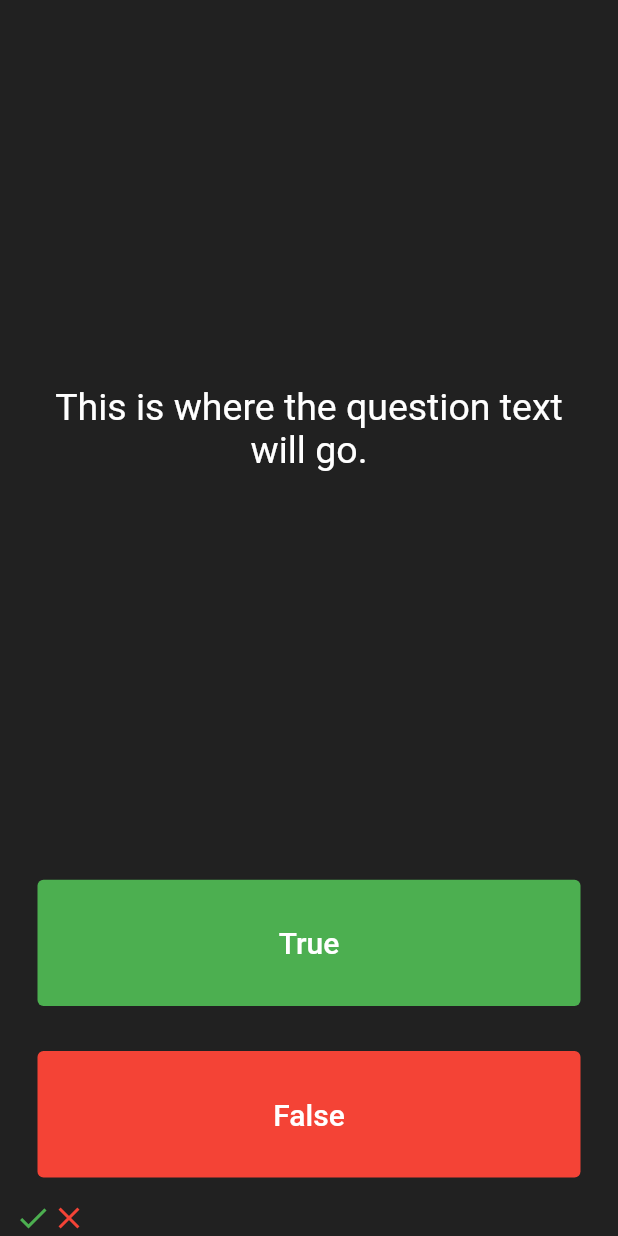
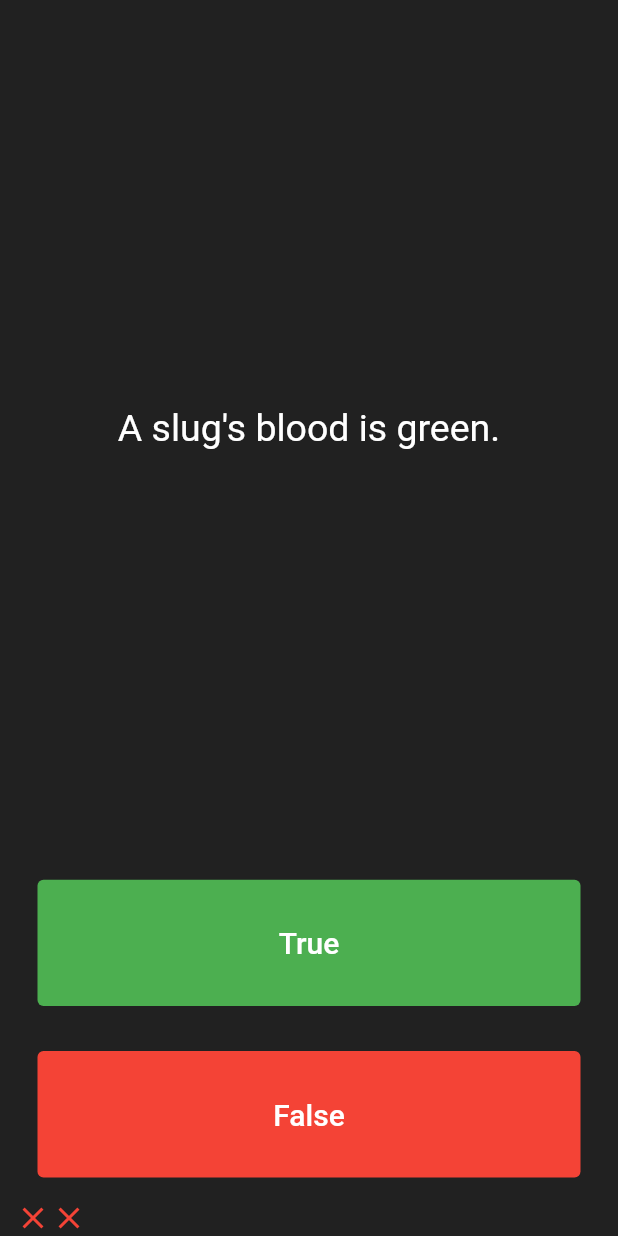
Before and after one commit to UildsonSantos/Flutter_with_Angela_Yu, a Flutter app: the screen it shows after launch, after a tap on "True", after a tap on "False", on a phone screen of 412 x 824 dp. Run offline on Flutter 3.47's test engine with Material 2 defaults, Android fonts, the phone set to English and light mode, and no system bars; our stand-ins replace audioplayers.

Commit message:
checking user answers

```diff
--- a/quizzler/lib/main.dart
+++ b/quizzler/lib/main.dart
@@ -35,21 +35,31 @@ class QuizPage extends StatefulWidget {
 class _QuizPageState extends State<QuizPage> {
   List<Icon> scoreKeeper = [];
 
+  List<String> questions = [
+    'You can lead a cow down stairs but not up stairs.',
+    'Approximately one quarter of human bones are in the feet.',
+    'A slug\'s blood is green.'
+  ];
+
+  List<bool> answers = [false, true, true];
+
+  int questionNumber = 0;
+
   @override
   Widget build(BuildContext context) {
     return Column(
       mainAxisAlignment: MainAxisAlignment.spaceBetween,
       crossAxisAlignment: CrossAxisAlignment.stretch,
       children: [
-        const Expanded(
+        Expanded(
           flex: 5,
           child: Padding(
-            padding: EdgeInsets.all(10.0),
+            padding: const EdgeInsets.all(10.0),
             child: Center(
               child: Text(
-                'This is where the question text will go.',
+                questions[questionNumber],
                 textAlign: TextAlign.center,
-                style: TextStyle(
+                style: const TextStyle(
                   fontSize: 25.0,
                   color: Colors.white,
                 ),
@@ -73,12 +83,25 @@ class _QuizPageState extends State<QuizPage> {
               ),
               onPressed: () {
                 setState(() {
+                  bool correctAnswer = answers[questionNumber];
+                  if (correctAnswer == true) {
                     scoreKeeper.add(
                       const Icon(
                         Icons.check,
                         color: Colors.green,
                       ),
                     );
+                  } else {
+                    scoreKeeper.add(
+                      const Icon(
+                        Icons.close,
+                        color: Colors.red,
+                      ),
+                    );
+                  }
+                  if (questionNumber < answers.length - 1) {
+                    questionNumber++;
+                  }
                 });
               },
             ),
@@ -100,12 +123,25 @@ class _QuizPageState extends State<QuizPage> {
               ),
               onPressed: () {
                 setState(() {
+                  bool correctAnswer = answers[questionNumber];
+                  if (correctAnswer == false) {
+                    scoreKeeper.add(
+                      const Icon(
+                        Icons.check,
+                        color: Colors.green,
+                      ),
+                    );
+                  } else {
                     scoreKeeper.add(
                       const Icon(
                         Icons.close,
                         color: Colors.red,
                       ),
                     );
+                  }
+                  if (questionNumber < answers.length - 1) {
+                    questionNumber++;
+                  }
                 });
               },
             ),
```
Lines whose indentation alone changed are shown as unchanged.
